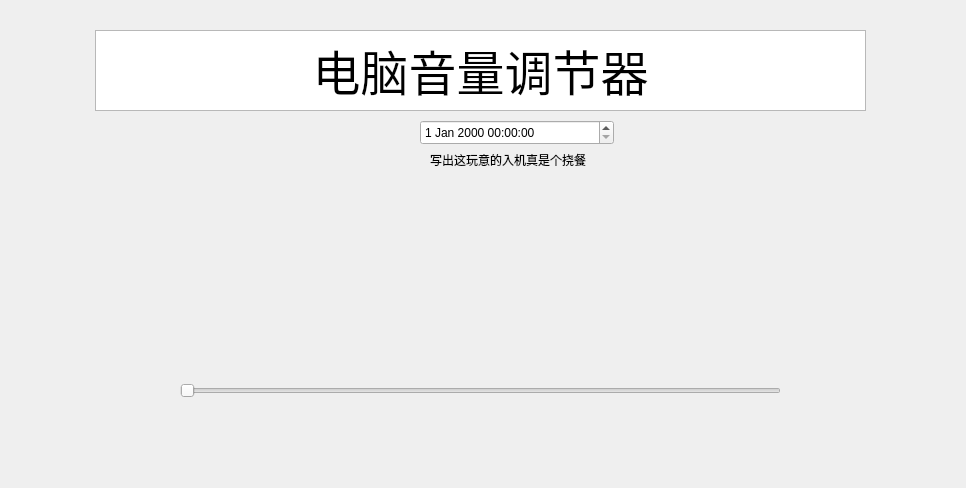
Before: the Qt Designer form widget.ui in MinerTob/Computer-volume-adjuster, drawn with Qt 5.
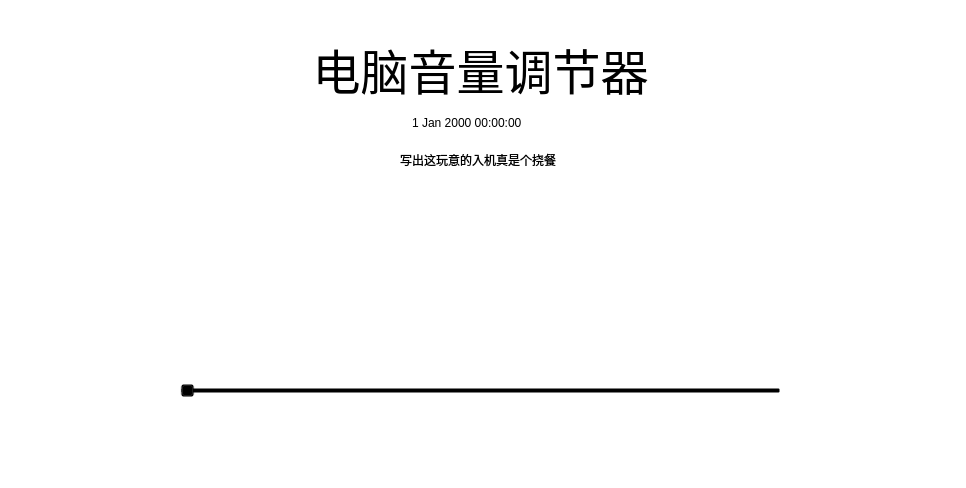
After: the same form once the commit is applied.

The edit to the form file:
```diff
--- a/widget.ui
+++ b/widget.ui
@@ -13,6 +13,10 @@
   <property name="windowTitle">
    <string>Widget</string>
   </property>
+  <property name="styleSheet">
+   <string notr="true">background: transparent;
+border: none;  /* 如果不想有边框 */</string>
+  </property>
   <widget class="QTextBrowser" name="textBrowser">
    <property name="geometry">
     <rect>
@@ -36,8 +40,8 @@
   <widget class="QDateTimeEdit" name="dateTimeEdit">
    <property name="geometry">
     <rect>
-     <x>420</x>
-     <y>120</y>
+     <x>410</x>
+     <y>110</y>
      <width>194</width>
      <height>25</height>
     </rect>
@@ -46,7 +50,7 @@
   <widget class="QLabel" name="label">
    <property name="geometry">
     <rect>
-     <x>430</x>
+     <x>400</x>
      <y>150</y>
      <width>201</width>
      <height>19</height>
```
